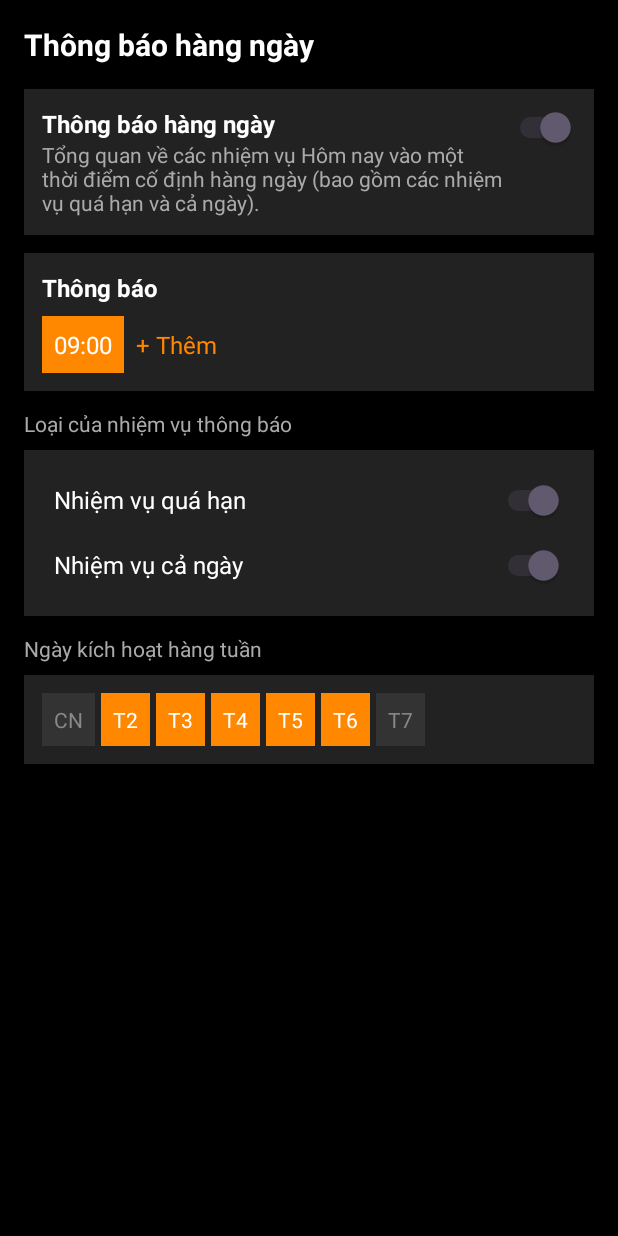
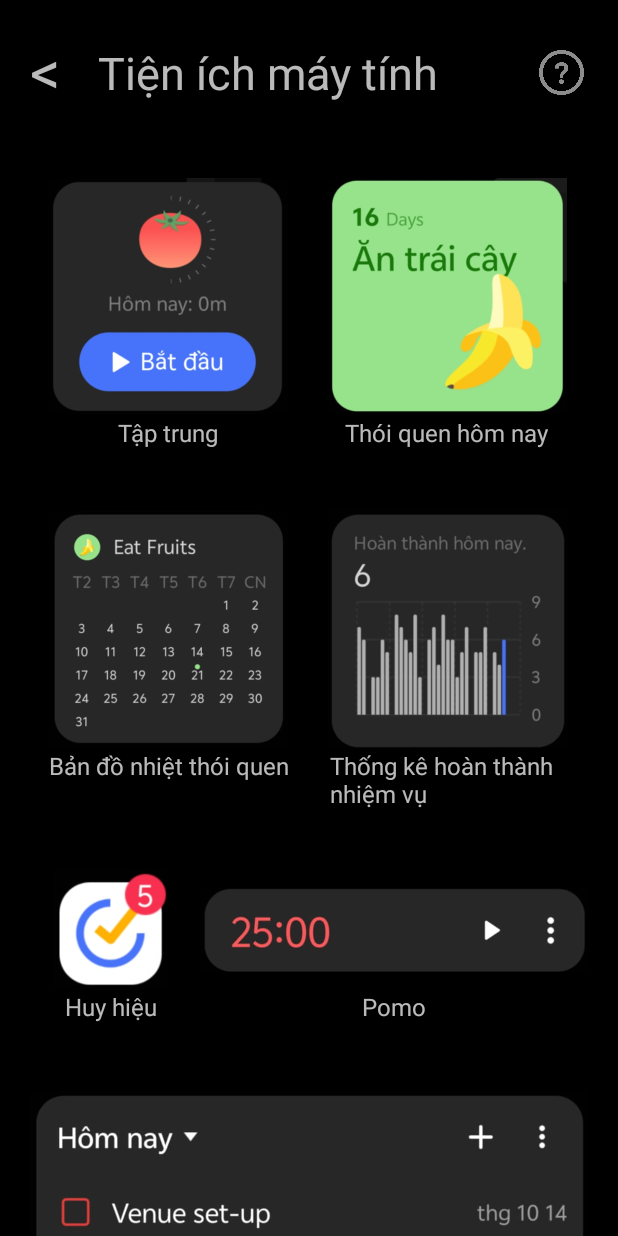
Before and after one commit to nguyenhuytan2004/Mobile-project, an Android app: the screen it shows after launch (TestScreen), on a phone screen of 412 x 824 dp. Run offline under Robolectric (Android 15) with nearby library versions, the phone set to English and light mode, and no system bars; Roboto replaces fonts that are not available here.

Commit message:
add -widgets- screen-

```diff
--- a/app/src/main/java/com/example/project/CalendarDialogFragment.java
+++ b/app/src/main/java/com/example/project/CalendarDialogFragment.java
@@ -42,7 +42,9 @@ public class CalendarDialogFragment extends DialogFragment {
 
         // Xử lý sự kiện chọn ngày
         calendarView.setOnDateChangeListener((view1, year, month, dayOfMonth) -> {
-            String selectedDate = String.format(Locale.getDefault(), "Ngày %d, tháng %d", dayOfMonth, month + 1);
+            // Định dạng thành "dd/MM/yyyy"
+            String selectedDate = String.format(Locale.getDefault(), "%02d/%02d/%d", dayOfMonth, month + 1, year);
+
             if (listener != null) {
                 listener.onDateSelected(selectedDate);
             }
--- a/app/src/main/java/com/example/project/NoteActivity.java
+++ b/app/src/main/java/com/example/project/NoteActivity.java
@@ -1,10 +1,14 @@
 package com.example.project;
 
+import android.graphics.Color;
 import android.os.Bundle;
 import android.widget.ImageView;
 import android.widget.TextView;
 
 import androidx.appcompat.app.AppCompatActivity;
+
+import java.time.LocalDate;
+import java.time.format.DateTimeFormatter;
 
 public class NoteActivity extends AppCompatActivity {
     ImageView icon4;
@@ -20,7 +24,24 @@ public class NoteActivity extends AppCompatActivity {
 
         icon4.setOnClickListener(v -> {
             CalendarDialogFragment dialog = new CalendarDialogFragment();
-            dialog.setOnDateSelectedListener(date -> txtDate.setText(date));
+            dialog.setOnDateSelectedListener(date -> {
+                txtDate.setText(date);
+
+                // Chuyển đổi ngày được chọn thành LocalDate (API 26+)
+                LocalDate selectedDate = LocalDate.parse(date, DateTimeFormatter.ofPattern("dd/MM/yyyy"));
+                LocalDate today = LocalDate.now();
+
+                int day = selectedDate.getDayOfMonth();
+                int month = selectedDate.getMonthValue();
+                txtDate.setText("Ngày " + day + ", tháng " + month);
+
+                // Đổi màu text
+                if (selectedDate.isBefore(today)) {
+                    txtDate.setTextColor(getResources().getColor(R.color.red)); // Ngày trong quá khứ
+                } else {
+                    txtDate.setTextColor(getResources().getColor(R.color.statistics_blue)); // Ngày hôm nay hoặc tương lai
+                }
+            });
             dialog.show(getSupportFragmentManager(), "CalendarDialog");
         });
     }
--- a/app/src/main/java/com/example/project/TestScreen.java
+++ b/app/src/main/java/com/example/project/TestScreen.java
@@ -9,6 +9,6 @@ public class TestScreen extends Activity {
     @Override
     protected void onCreate(Bundle savedInstanceState) {
         super.onCreate(savedInstanceState);
-        setContentView(R.layout.notify_setting_daily);
+        setContentView(R.layout.widgets);
     }
 }
--- /dev/null
+++ b/app/src/main/res/layout/widgets.xml
@@ -0,0 +1,244 @@
+<?xml version="1.0" encoding="utf-8"?>
+<ScrollView
+    xmlns:android="http://schemas.android.com/apk/res/android"
+    android:layout_width="match_parent"
+    android:layout_height="match_parent"
+    android:fillViewport="true">
+
+    <LinearLayout
+        android:layout_width="match_parent"
+        android:layout_height="wrap_content"
+        android:orientation="vertical"
+        android:padding="20dp"
+        android:background="@color/black">
+
+    <LinearLayout
+        android:layout_width="match_parent"
+        android:layout_height="wrap_content"
+        android:orientation="horizontal"
+        android:layout_marginBottom="40dp">
+
+        <TextView
+            android:id="@+id/textView32"
+            android:layout_width="wrap_content"
+            android:layout_height="wrap_content"
+            android:layout_weight="1"
+            android:text="&lt;"
+            android:textColor="#CCE9E9E8"
+            android:textSize="40sp"
+            android:paddingBottom="3dp"/>
+
+        <TextView
+            android:id="@+id/textView31"
+            android:layout_width="wrap_content"
+            android:layout_height="wrap_content"
+            android:text="Tiện ích máy tính"
+            android:layout_weight="1"
+            android:textColor="#CCE9E9E8"
+            android:textSize="30sp"
+            android:layout_marginLeft="10dp"
+            android:layout_marginRight="50dp"
+            android:layout_gravity="center"/>
+
+        <ImageView
+            android:id="@+id/imageView8"
+            android:layout_width="20dp"
+            android:layout_height="30dp"
+            android:layout_weight="1"
+            android:layout_gravity="center"
+            android:src="@drawable/question_mark_icon" />
+    </LinearLayout>
+
+    <LinearLayout
+        android:layout_width="match_parent"
+        android:layout_height="wrap_content"
+        android:orientation="horizontal"
+        android:layout_marginBottom="40dp">
+
+        <LinearLayout
+            android:layout_width="wrap_content"
+            android:layout_height="wrap_content"
+            android:layout_weight="1"
+            android:orientation="vertical">
+
+            <ImageView
+                android:id="@+id/imageView"
+                android:layout_width="160dp"
+                android:layout_height="160dp"
+                android:src="@drawable/widget_01"
+                android:layout_gravity="center"/>
+
+            <TextView
+                android:id="@+id/textView33"
+                android:layout_width="wrap_content"
+                android:layout_height="wrap_content"
+                android:text="Tập trung"
+                android:textColor="#CCE9E9E8"
+                android:textSize="16sp"
+                android:layout_gravity="center"
+                android:paddingHorizontal="14dp"
+                />
+        </LinearLayout>
+
+        <LinearLayout
+            android:layout_width="wrap_content"
+            android:layout_height="wrap_content"
+            android:layout_weight="1"
+            android:orientation="vertical">
+
+            <ImageView
+                android:id="@+id/imageView2"
+                android:layout_width="160dp"
+                android:layout_height="160dp"
+                android:src="@drawable/widget_02"
+                android:layout_gravity="center"/>
+
+            <TextView
+                android:id="@+id/textView34"
+                android:layout_width="wrap_content"
+                android:layout_height="wrap_content"
+                android:text="Thói quen hôm nay"
+                android:textColor="#CCE9E9E8"
+                android:textSize="16sp"
+                android:layout_gravity="center"
+                android:paddingHorizontal="14dp"
+                />
+        </LinearLayout>
+
+    </LinearLayout>
+
+
+    <LinearLayout
+        android:layout_width="match_parent"
+        android:layout_height="wrap_content"
+        android:orientation="horizontal"
+        android:layout_marginBottom="40dp">
+
+        <LinearLayout
+            android:layout_width="wrap_content"
+            android:layout_height="wrap_content"
+            android:layout_weight="1"
+            android:orientation="vertical">
+
+            <ImageView
+                android:id="@+id/imageView3"
+                android:layout_width="160dp"
+                android:layout_height="160dp"
+                android:src="@drawable/widget_03"
+                android:layout_gravity="center"/>
+
+            <TextView
+                android:id="@+id/textView35"
+                android:layout_width="wrap_content"
+                android:layout_height="wrap_content"
+                android:text="Bản đồ nhiệt thói quen"
+                android:textColor="#CCE9E9E8"
+                android:textSize="16sp"
+                android:layout_gravity="center"
+                />
+        </LinearLayout>
+
+        <LinearLayout
+            android:layout_width="wrap_content"
+            android:layout_height="wrap_content"
+            android:layout_weight="1"
+            android:orientation="vertical">
+
+            <ImageView
+                android:id="@+id/imageView4"
+                android:layout_width="160dp"
+                android:layout_height="160dp"
+                android:src="@drawable/widget_04"
+                android:layout_gravity="center"/>
+
+            <TextView
+                android:id="@+id/textView36"
+                android:layout_width="match_parent"
+                android:layout_height="wrap_content"
+                android:text="Thống kê hoàn thành nhiệm vụ"
+                android:textColor="#CCE9E9E8"
+                android:textSize="16sp"
+                android:layout_gravity="center"
+                android:paddingHorizontal="14dp"
+                />
+        </LinearLayout>
+
+    </LinearLayout>
+
+    <LinearLayout
+        android:layout_width="match_parent"
+        android:layout_height="wrap_content"
+        android:orientation="horizontal"
+        android:layout_marginBottom="40dp">
+
+        <LinearLayout
+            android:layout_width="match_parent"
+            android:layout_height="wrap_content"
+            android:layout_weight="3"
+            android:orientation="vertical"
+            android:layout_marginLeft="15dp">
+
+            <ImageView
+                android:id="@+id/imageView11"
+                android:layout_width="wrap_content"
+                android:layout_height="80dp"
+                android:src="@drawable/widget_05" />
+
+            <TextView
+                android:id="@+id/textView37"
+                android:layout_width="wrap_content"
+                android:layout_height="wrap_content"
+                android:text="Huy hiệu"
+                android:textColor="#CCE9E9E8"
+                android:textSize="16sp"
+                android:layout_gravity="center"/>
+        </LinearLayout>
+
+        <LinearLayout
+            android:layout_width="match_parent"
+            android:layout_height="wrap_content"
+            android:orientation="vertical"
+            android:layout_weight="1"
+            android:layout_marginLeft="20dp">
+
+            <ImageView
+                android:id="@+id/imageView12"
+                android:layout_width="wrap_content"
+                android:layout_height="80dp"
+                android:src="@drawable/widget_06" />
+
+            <TextView
+                android:id="@+id/textView38"
+                android:layout_width="wrap_content"
+                android:layout_height="wrap_content"
+                android:text="Pomo"
+                android:textColor="#CCE9E9E8"
+                android:textSize="16sp"
+                android:layout_gravity="center"
+                />
+        </LinearLayout>
+    </LinearLayout>
+
+    <LinearLayout
+        android:layout_width="wrap_content"
+        android:layout_height="wrap_content"
+        android:orientation="vertical">
+
+        <ImageView
+            android:id="@+id/imageView13"
+            android:layout_width="wrap_content"
+            android:layout_height="350dp"
+            android:src="@drawable/widget_07" />
+
+        <TextView
+            android:id="@+id/textView39"
+            android:layout_width="wrap_content"
+            android:layout_height="wrap_content"
+            android:text="Nhệm vụ"
+            android:textColor="#CCE9E9E8"
+            android:textSize="16sp"
+            android:layout_gravity="center"/>
+    </LinearLayout>
+
+    </LinearLayout>
+</ScrollView>
```
Also changed, not shown: app/src/main/res/drawable/question_mark_icon.png (added), app/src/main/res/drawable/widget_01.jpg (added), app/src/main/res/drawable/widget_02.jpg (added), app/src/main/res/drawable/widget_03.jpg (added), app/src/main/res/drawable/widget_04.jpg (added), app/src/main/res/drawable/widget_05.jpg (added), app/src/main/res/drawable/widget_06.jpg (added), app/src/main/res/drawable/widget_07.jpg (added).
